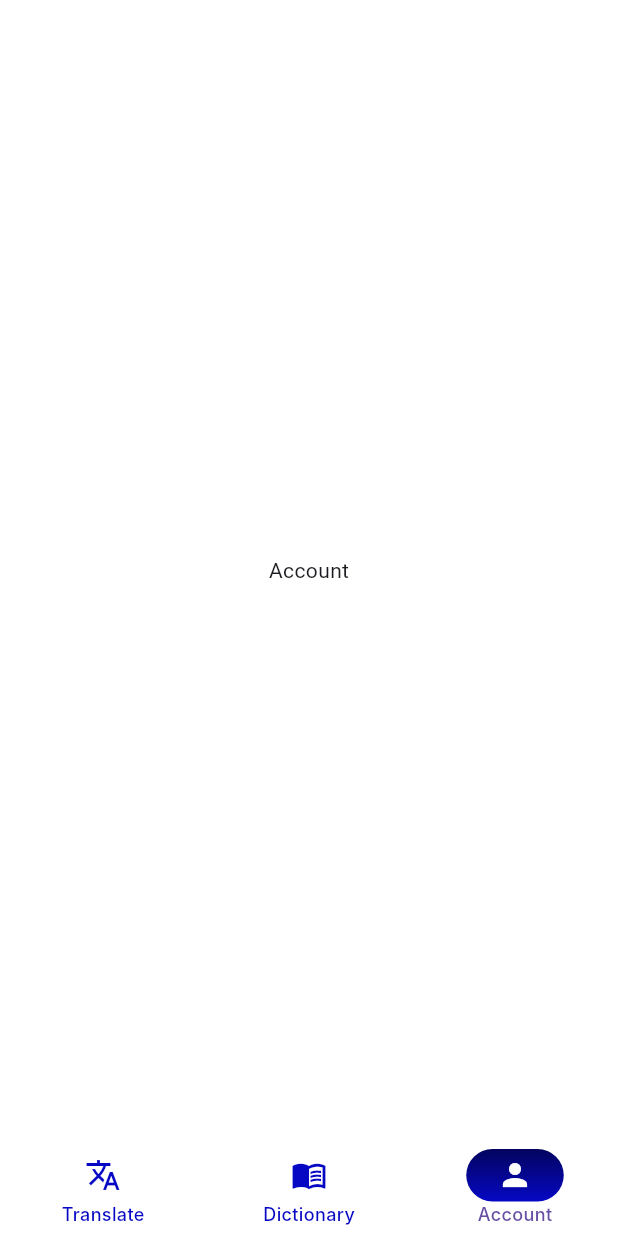
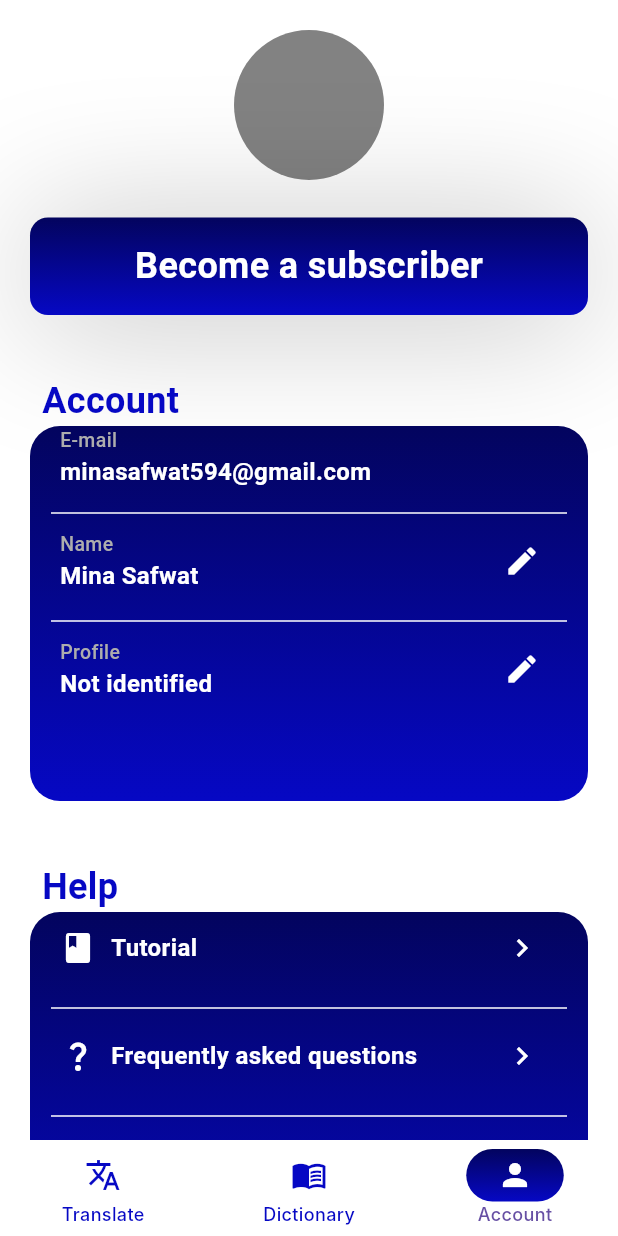
Before and after one commit to S7S-3/Free-Talk, a Flutter app: the HomeScreen screen opened by its route, item 3 of the bottom bar chosen, on a phone screen of 412 x 824 dp. Run offline on Flutter 3.47's test engine with Material 3 defaults, Android fonts, the phone set to English and light mode, and no system bars; our stand-ins replace dio, flutter_secure_storage, shared_preferences, smooth_page_indicator; accounts and stored records are empty; Roboto replaces fonts that are missing (Inter).

Commit message:
redesign application

```diff
--- /dev/null
+++ b/lib/models/account/account_model.dart
@@ -0,0 +1,15 @@
+import 'package:flutter/cupertino.dart';
+
+class AccountModel {
+  final String? title;
+  final String body;
+  final IconData? prefixIcon;
+  final IconData? suffix;
+
+  AccountModel({
+    this.title,
+    required this.body,
+    this.prefixIcon,
+    this.suffix
+  });
+}
--- a/lib/providers/home/home_provider.dart
+++ b/lib/providers/home/home_provider.dart
@@ -3,8 +3,11 @@ import 'package:free_talk/views/account/account_views.dart';
 import 'package:free_talk/views/search/search_views.dart';
 import 'package:free_talk/views/translate/translate_views.dart';
 
+import '../../models/account/account_model.dart';
+
 class HomeProvider extends ChangeNotifier {
   final translateController = TextEditingController();
+  final accountScrollController =ScrollController();
 
   int currentScreen=0;
   List<Widget> screens=[
@@ -16,4 +19,18 @@ class HomeProvider extends ChangeNotifier {
     currentScreen=index;
     notifyListeners();
   }
+  List<AccountModel> account=[
+    AccountModel(title: 'E-mail', body: 'minasafwat594@gmail.com',suffix: null,prefixIcon: null),
+    AccountModel(title: 'Name', body: 'Mina Safwat', suffix: Icons.edit_outlined,prefixIcon: null),
+    AccountModel(title: 'Profile', body: 'Not identified', suffix: Icons.edit_outlined,prefixIcon: null)
+  ];
+  List<AccountModel> help=[
+    AccountModel( body: 'Tutorial', prefixIcon: Icons.book_rounded,suffix: Icons.keyboard_arrow_right,title: null),
+    AccountModel( body: 'Frequently asked questions', prefixIcon: Icons.question_mark,suffix: Icons.keyboard_arrow_right,title: null),
+    AccountModel( body: 'Make comments', prefixIcon: Icons.mode_comment_outlined,suffix: Icons.keyboard_arrow_right,title: null),
+  ];
+  List<AccountModel> about=[
+    AccountModel( body: 'Terms of use', prefixIcon: Icons.file_open_outlined,suffix: Icons.keyboard_arrow_right,title: null),
+    AccountModel( title: 'version',body: '1.0.0(1)',prefixIcon: null,suffix: null),
+  ];
 }
--- a/lib/utils/colors/color.dart
+++ b/lib/utils/colors/color.dart
@@ -23,4 +23,5 @@ abstract class AppColors {
   static const Color gulfBlue= Color(0xff03045E);
   static const Color darkBlue= Color(0xff0608C4);
   static const Color gallery= Color(0xffECECEC);
+  static const Color silverChalice= Color(0xffADADAD);
 }
--- a/lib/utils/widgets/custom_buttom.dart
+++ b/lib/utils/widgets/custom_buttom.dart
@@ -14,7 +14,6 @@ class CustomButton extends StatelessWidget {
       child: Container(
         width: double.infinity,
         height: 65,
-        padding: const EdgeInsets.only(top: 7, left: 69, right: 70, bottom: 6),
         decoration: ShapeDecoration(
           gradient: const LinearGradient(
             begin: Alignment(0.00, -1.00),
@@ -45,8 +44,6 @@ class CustomButton extends StatelessWidget {
                 color: Colors.white,
                 fontSize: 24,
                 fontWeight: FontWeight.w700,
-                height: 0.04,
-                letterSpacing: -0.67,
               ),
             ),
           ],
--- a/lib/views/account/account_views.dart
+++ b/lib/views/account/account_views.dart
@@ -1,12 +1,39 @@
 import 'package:flutter/material.dart';
+import 'package:free_talk/providers/home/home_provider.dart';
+import 'package:free_talk/utils/colors/color.dart';
+import 'package:free_talk/utils/widgets/custom_buttom.dart';
+import 'package:free_talk/views/account/widgets/about_the_app_section.dart';
+import 'package:free_talk/views/account/widgets/account_section.dart';
+import 'package:free_talk/views/account/widgets/help_section.dart';
+import 'package:provider/provider.dart';
 
 class AccountScreen extends StatelessWidget {
   const AccountScreen({super.key});
 
   @override
   Widget build(BuildContext context) {
-    return const Center(
-      child: Text('Account'),
+    var provider = Provider.of<HomeProvider>(context);
+    return SingleChildScrollView(
+      physics: const BouncingScrollPhysics(),
+      scrollDirection: Axis.vertical,
+      controller: provider.accountScrollController,
+      child: Padding(
+        padding: const EdgeInsets.symmetric(horizontal: 20,vertical: 20),
+        child: Column(
+          children: [
+            Container(height: 100,width: 100,decoration: const ShapeDecoration(shape: OvalBorder(),color: AppColors.gray),),
+            const SizedBox(height: 25,),
+            const CustomButton(text: 'Become a subscriber'),
+            const SizedBox(height: 40,),
+            const AccountSection(),
+            const SizedBox(height: 40,),
+            const HelpSection(),
+            const SizedBox(height: 40,),
+            const AboutTheAppSection(),
+
+          ],
+        ),
+      ),
     );
   }
 }
--- /dev/null
+++ b/lib/views/account/widgets/account_section.dart
@@ -0,0 +1,93 @@
+import 'package:flutter/material.dart';
+import 'package:provider/provider.dart';
+
+import '../../../providers/home/home_provider.dart';
+import '../../../utils/colors/color.dart';
+
+class AccountSection extends StatelessWidget {
+  const AccountSection({super.key});
+
+  @override
+  Widget build(BuildContext context) {
+    var provider = Provider.of<HomeProvider>(context);
+    return Column(
+      crossAxisAlignment: CrossAxisAlignment.start,
+      mainAxisAlignment: MainAxisAlignment.center,
+      children: [
+        Padding(
+          padding: const EdgeInsets.only(left: 8.0),
+          child: Text(
+            'Account',
+            style: TextStyle(
+              foreground: Paint()
+                ..shader = const LinearGradient(
+                  colors: [
+                    AppColors.gulfBlue,
+                    AppColors.darkBlue,
+                  ],
+                  begin: Alignment.topCenter,
+                  end: Alignment.bottomCenter,
+                ).createShader(const Rect.fromLTWH(0, 0, 200, 50)),
+              fontSize: 24,
+              fontWeight: FontWeight.w600,
+            ),
+          ),
+        ),
+        Container(
+         height: 250,
+         width: double.infinity,
+          decoration: ShapeDecoration(
+            gradient: const LinearGradient(
+              begin: Alignment(0.00, -1.00),
+              end: Alignment(0, 1),
+              colors: [AppColors.gulfBlue, AppColors.darkBlue],
+            ),
+            shape: RoundedRectangleBorder(
+              borderRadius: BorderRadius.circular(20),
+            ),
+          ),
+          child: ListView.separated(
+            physics: const NeverScrollableScrollPhysics(),
+            itemCount: 3,
+            itemBuilder: (context, index) => Padding(
+              padding: const EdgeInsets.only(left: 20,right: 20,bottom:8 ),
+              child: Row(
+                mainAxisAlignment: MainAxisAlignment.spaceBetween,
+                crossAxisAlignment: CrossAxisAlignment.center,
+                children: [
+                   Column(
+                    mainAxisAlignment: MainAxisAlignment.center,
+                    crossAxisAlignment: CrossAxisAlignment.start,
+                    children: [
+                      Text(
+                      provider.account[index].title!,
+                        style: const TextStyle(
+                          color: AppColors.silverChalice,
+                          fontSize: 13,
+                          fontWeight: FontWeight.w500,
+                        ),
+                      ),
+                      Text(
+                        provider.account[index].body,
+                        style: const TextStyle(
+                          color: Colors.white,
+                          fontSize: 16,
+                          fontWeight: FontWeight.w600,
+                        ),
+                      )
+                    ],
+                  ),
+                  provider.account[index].suffix!=null? IconButton(onPressed: (){}, icon: const Icon(size: 24,Icons.edit,color: AppColors.white,)):const SizedBox()
+                ],
+              ),
+            ),
+            separatorBuilder: (context, index) => const Padding(
+              padding: EdgeInsets.symmetric(horizontal:14 ),
+              child: Divider(color: AppColors.white,thickness: 1,),
+            ),
+          ),
+        )
+      ],
+    );
+  }
+}
--- /dev/null
+++ b/lib/views/account/widgets/help_section.dart
@@ -0,0 +1,87 @@
+import 'package:flutter/material.dart';
+import 'package:provider/provider.dart';
+
+import '../../../providers/home/home_provider.dart';
+import '../../../utils/colors/color.dart';
+
+class HelpSection extends StatelessWidget {
+  const HelpSection({super.key});
+
+  @override
+  Widget build(BuildContext context) {
+    var provider = Provider.of<HomeProvider>(context);
+    return Column(
+      crossAxisAlignment: CrossAxisAlignment.start,
+      mainAxisAlignment: MainAxisAlignment.center,
+      children: [
+        Padding(
+          padding: const EdgeInsets.only(left: 8.0),
+          child: Text(
+            'Help',
+            style: TextStyle(
+              foreground: Paint()
+                ..shader = const LinearGradient(
+                  colors: [
+                    AppColors.gulfBlue,
+                    AppColors.darkBlue,
+                  ],
+                  begin: Alignment.topCenter,
+                  end: Alignment.bottomCenter,
+                ).createShader(const Rect.fromLTWH(0, 0, 200, 50)),
+              fontSize: 24,
+              fontWeight: FontWeight.w600,
+            ),
+          ),
+        ),
+        Container(
+          height: 250,
+          width: double.infinity,
+          decoration: ShapeDecoration(
+            gradient: const LinearGradient(
+              begin: Alignment(0.00, -1.00),
+              end: Alignment(0, 1),
+              colors: [AppColors.gulfBlue, AppColors.darkBlue],
+            ),
+            shape: RoundedRectangleBorder(
+              borderRadius: BorderRadius.circular(20),
+            ),
+          ),
+          child: ListView.separated(
+            physics: const NeverScrollableScrollPhysics(),
+            itemCount: 3,
+            itemBuilder: (context, index) => Padding(
+              padding: const EdgeInsets.only(left: 20,right: 20,bottom:8 ),
+              child: Row(
+                mainAxisAlignment: MainAxisAlignment.spaceBetween,
+                crossAxisAlignment: CrossAxisAlignment.center,
+                children: [
+                   Row(
+                     children: [
+                       Icon(provider.help[index].prefixIcon,color: AppColors.white,),
+                       const SizedBox(
+                         width: 10,
+                       ),
+                       Text(
+                         provider.help[index].body,
+                         style: const TextStyle(
+                           color: Colors.white,
+                           fontSize: 16,
+                           fontWeight: FontWeight.w600,
+                         ),
+                       ),
+                     ],
+                   ),
+                  IconButton(onPressed: (){}, icon:  Icon(size: 24,provider.help[index].suffix,color: AppColors.white,))
+                ],
+              ),
+            ),
+            separatorBuilder: (context, index) => const Padding(
+              padding: EdgeInsets.symmetric(horizontal:14 ),
+              child: Divider(color: AppColors.white,thickness: 1,),
+            ),
+          ),
+        )
+      ],
+    );
+  }
+}
```
Also changed, not shown: lib/models/account/help_model.dart (added, +13 -0 lines), lib/views/account/widgets/about_the_app_section.dart (added, +100 -0 lines).
